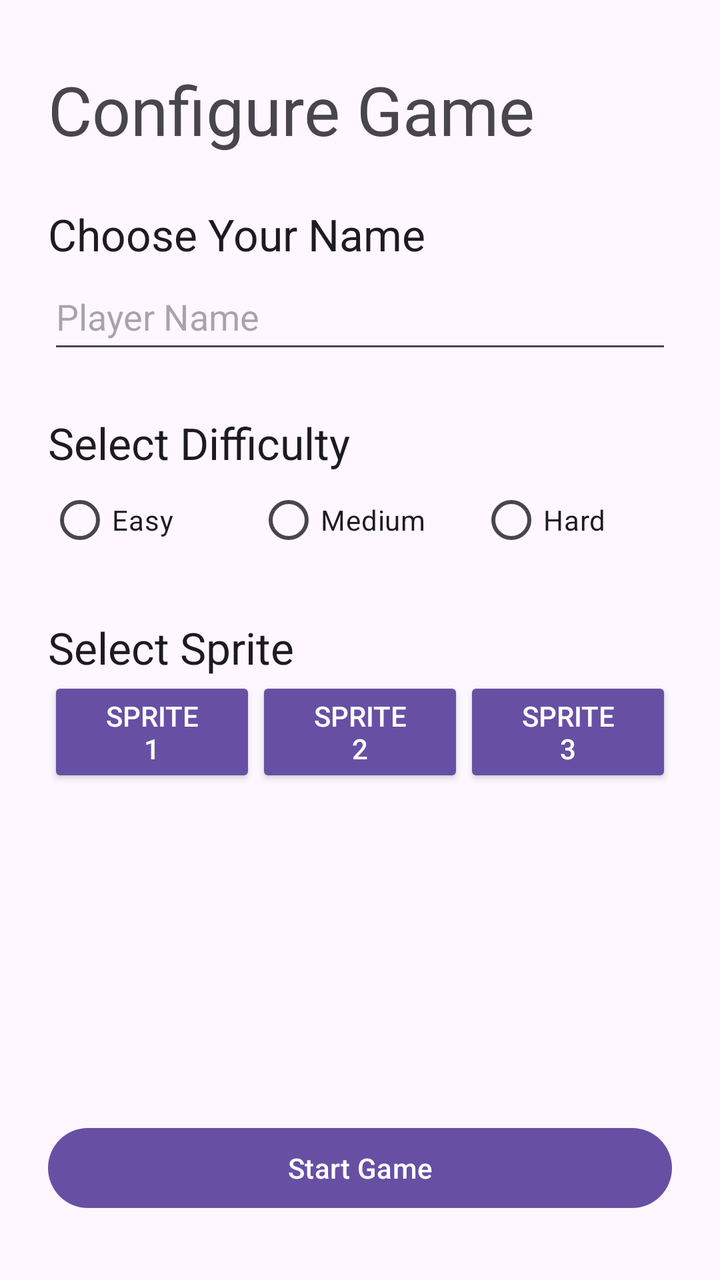
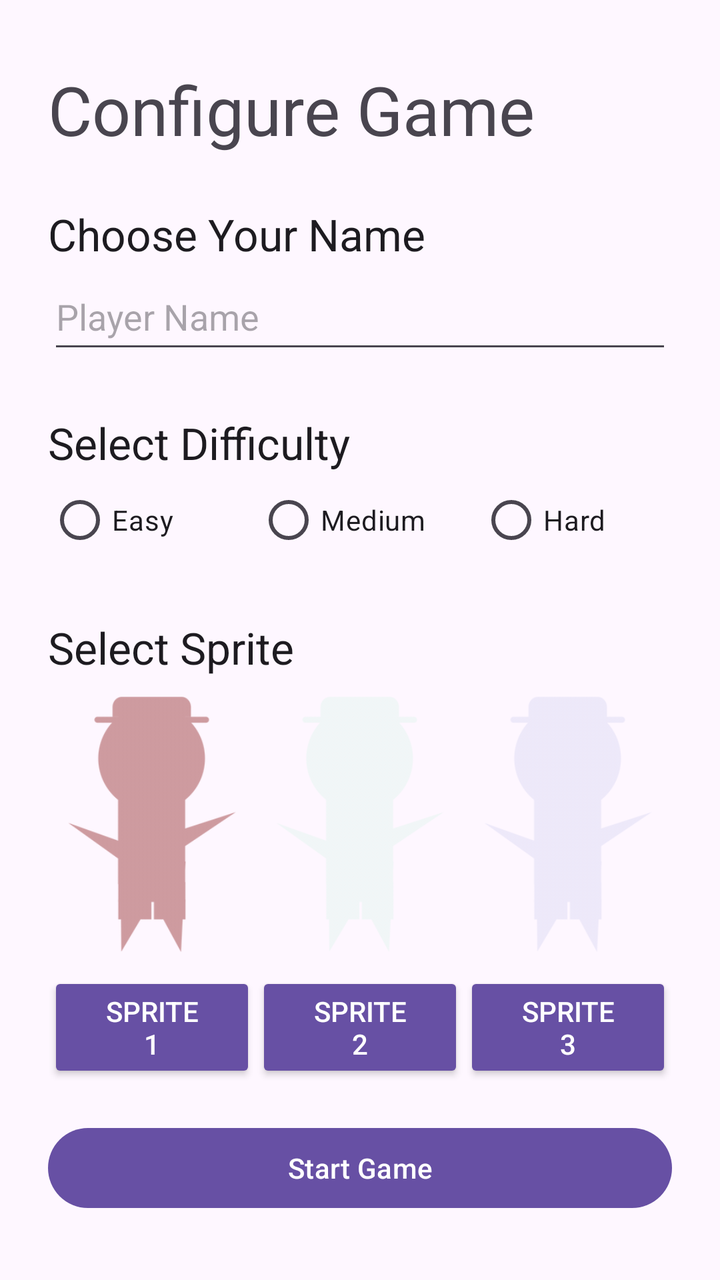

An Android layout rendered at two revisions. The XML below is the earlier revision; the diff shows what the commit changed to produce the second picture.
<!-- AndroidManifest.xml: application theme Theme.CS2340C_Team28 -->
<!-- res/layout/activity_config_screen.xml -->
<?xml version="1.0" encoding="utf-8"?>
<androidx.constraintlayout.widget.ConstraintLayout xmlns:android="http://schemas.android.com/apk/res/android"
    xmlns:app="http://schemas.android.com/apk/res-auto"
    xmlns:tools="http://schemas.android.com/tools"
    android:layout_width="match_parent"
    android:layout_height="match_parent"
    tools:context=".activities.ConfigScreenActivity">

    <LinearLayout
        android:layout_width="0dp"
        android:layout_height="0dp"
        android:layout_marginStart="24dp"
        android:layout_marginTop="32dp"
        android:layout_marginEnd="24dp"
        android:layout_marginBottom="32dp"
        android:orientation="vertical"
        app:layout_constraintBottom_toBottomOf="parent"
        app:layout_constraintEnd_toEndOf="parent"
        app:layout_constraintStart_toStartOf="parent"
        app:layout_constraintTop_toTopOf="parent">

        <TextView
            android:id="@+id/textView2"
            android:layout_width="match_parent"
            android:layout_height="wrap_content"
            android:text="Configure Game"
            android:textAppearance="@style/TextAppearance.AppCompat.Display1" />

        <Space
            android:layout_width="match_parent"
            android:layout_height="25dp" />

        <TextView
            android:id="@+id/textView5"
            android:layout_width="match_parent"
            android:layout_height="wrap_content"
            android:text="Choose Your Name"
            android:textAppearance="@style/TextAppearance.AppCompat.Large" />

        <EditText
            android:id="@+id/playerNameEditText"
            android:layout_width="match_parent"
            android:layout_height="50dp"
            android:ems="10"
            android:hint="Player Name"
            android:importantForAccessibility="no"
            android:inputType="text" />

        <Space
            android:layout_width="match_parent"
            android:layout_height="25dp" />

        <TextView
            android:id="@+id/textView4"
            android:layout_width="match_parent"
            android:layout_height="wrap_content"
            android:text="Select Difficulty"
            android:textAppearance="@style/TextAppearance.AppCompat.Large" />

        <RadioGroup
            android:layout_width="match_parent"
            android:layout_height="wrap_content"
            android:orientation="horizontal">

            <RadioButton
                android:id="@+id/radioButton1"
                android:layout_width="102dp"
                android:layout_height="wrap_content"
                android:layout_weight="1"
                android:text="Easy" />

            <RadioButton
                android:id="@+id/radioButton2"
                android:layout_width="109dp"
                android:layout_height="wrap_content"
                android:layout_weight="1"
                android:text="Medium" />

            <RadioButton
                android:id="@+id/radioButton3"
                android:layout_width="94dp"
                android:layout_height="wrap_content"
                android:layout_weight="1"
                android:text="Hard" />
        </RadioGroup>

        <Space
            android:layout_width="match_parent"
            android:layout_height="25dp" />

        <TextView
            android:id="@+id/textView6"
            android:layout_width="match_parent"
            android:layout_height="wrap_content"
            android:text="Select Sprite"
            android:textAppearance="@style/TextAppearance.AppCompat.Large" />

        <LinearLayout
            android:layout_width="match_parent"
            android:layout_height="wrap_content"
            android:orientation="horizontal">

            <LinearLayout
                android:layout_width="match_parent"
                android:layout_height="match_parent"
                android:layout_weight="1"
                android:orientation="vertical">

                <ImageView
                    android:id="@+id/spriteView1"
                    android:layout_width="match_parent"
                    android:layout_height="wrap_content"
                    android:alpha="0.2"
                    android:src="@tools:sample/avatars" />

                <Button
                    android:id="@+id/spriteButton1"
                    style="@style/Widget.AppCompat.Button.Colored"
                    android:layout_width="match_parent"
                    android:layout_height="wrap_content"
                    android:text="Sprite 1" />
            </LinearLayout>

            <LinearLayout
                android:layout_width="match_parent"
                android:layout_height="match_parent"
                android:layout_weight="1"
                android:orientation="vertical">

                <ImageView
                    android:id="@+id/spriteView2"
                    android:layout_width="match_parent"
                    android:layout_height="wrap_content"
                    android:alpha="0.2"
                    android:src="@tools:sample/avatars" />

                <Button
                    android:id="@+id/spriteButton2"
                    style="@style/Widget.AppCompat.Button.Colored"
                    android:layout_width="match_parent"
                    android:layout_height="wrap_content"
                    android:text="Sprite 2" />
            </LinearLayout>

            <LinearLayout
                android:layout_width="match_parent"
                android:layout_height="match_parent"
                android:layout_weight="1"
                android:orientation="vertical">

                <ImageView
                    android:id="@+id/spriteView3"
                    android:layout_width="match_parent"
                    android:layout_height="wrap_content"
                    android:alpha="0.2"
                    android:src="@tools:sample/avatars" />

                <Button
                    android:id="@+id/spriteButton3"
                    style="@style/Widget.AppCompat.Button.Colored"
                    android:layout_width="match_parent"
                    android:layout_height="wrap_content"
                    android:text="Sprite 3" />
            </LinearLayout>
        </LinearLayout>

        <Space
            android:layout_width="match_parent"
            android:layout_height="25dp"
            android:layout_weight="1" />

        <Button
            android:id="@+id/button2"
            android:layout_width="match_parent"
            android:layout_height="wrap_content"
            android:text="Start Game" />

    </LinearLayout>
</androidx.constraintlayout.widget.ConstraintLayout>
<!-- resources referenced by this layout -->
<resources>
  <style name="Theme.CS2340C_Team28" parent="Theme.MaterialComponents.DayNight.DarkActionBar">
          
          <item name="colorPrimary">@color/purple_500</item>
          <item name="colorPrimaryVariant">@color/purple_700</item>
          <item name="colorOnPrimary">@color/white</item>
          
          <item name="colorSecondary">@color/teal_200</item>
          <item name="colorSecondaryVariant">@color/teal_700</item>
          <item name="colorOnSecondary">@color/black</item>
          
          <item name="android:statusBarColor">?attr/colorPrimaryVariant</item>
          
      </style>
  <color name="purple_500">#FF6200EE</color>
  <color name="purple_700">#FF3700B3</color>
  <color name="white">#FFFFFFFF</color>
  <color name="teal_200">#FF03DAC5</color>
  <color name="teal_700">#FF018786</color>
  <color name="black">#FF000000</color>
</resources>

<!-- the commit's change to res/layout/activity_config_screen.xml (unified diff, before → after) -->
@@ -110,8 +110,12 @@
                     android:id="@+id/spriteView1"
                     android:layout_width="match_parent"
                     android:layout_height="wrap_content"
-                    android:alpha="0.2"
-                    android:src="@tools:sample/avatars" />
+                    android:adjustViewBounds="true"
+                    android:alpha="1.0"
+                    android:padding="10dp"
+                    android:scaleType="fitCenter"
+                    android:src="@drawable/person1"
+                    app:tint="#6D8D1F1F" />
 
                 <Button
                     android:id="@+id/spriteButton1"
@@ -131,8 +135,12 @@
                     android:id="@+id/spriteView2"
                     android:layout_width="match_parent"
                     android:layout_height="wrap_content"
+                    android:adjustViewBounds="true"
                     android:alpha="0.2"
-                    android:src="@tools:sample/avatars" />
+                    android:padding="10dp"
+                    android:scaleType="fitCenter"
+                    android:src="@drawable/person1"
+                    app:tint="#4609E36B" />
 
                 <Button
                     android:id="@+id/spriteButton2"
@@ -152,8 +160,12 @@
                     android:id="@+id/spriteView3"
                     android:layout_width="match_parent"
                     android:layout_height="wrap_content"
+                    android:adjustViewBounds="true"
                     android:alpha="0.2"
-                    android:src="@tools:sample/avatars" />
+                    android:padding="10dp"
+                    android:scaleType="fitCenter"
+                    android:src="@drawable/person1"
+                    app:tint="#601E37B3" />
 
                 <Button
                     android:id="@+id/spriteButton3"
<!-- resource entries referenced after the edit -->
@@ -1,5 +1,6 @@
 <!-- resources referenced by this layout -->
 <resources>
+  <!-- drawable person1: png bitmap (drawable, 28131 bytes) -->
   <style name="Theme.CS2340C_Team28" parent="Theme.MaterialComponents.DayNight.DarkActionBar">
           
           <item name="colorPrimary">@color/purple_500</item>
